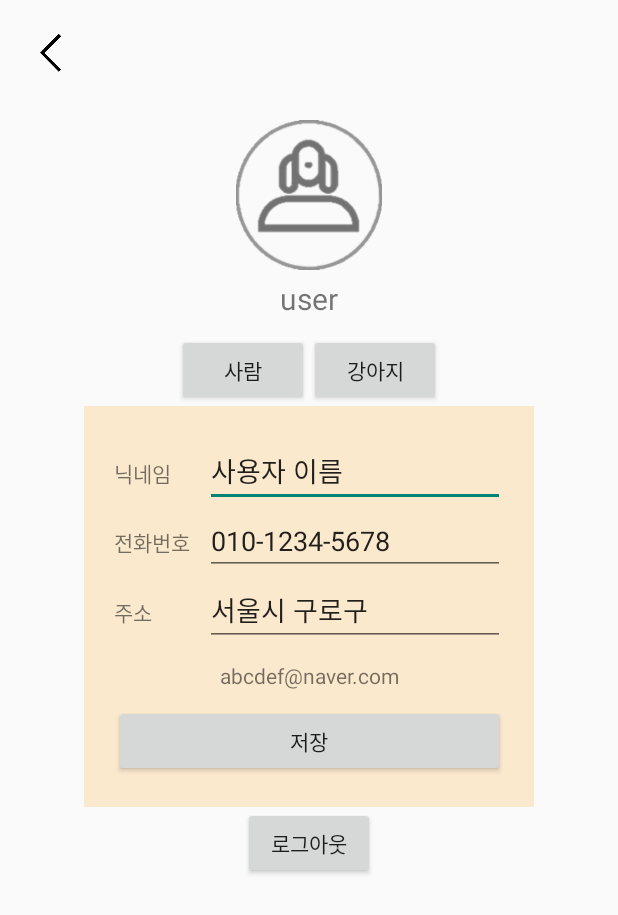
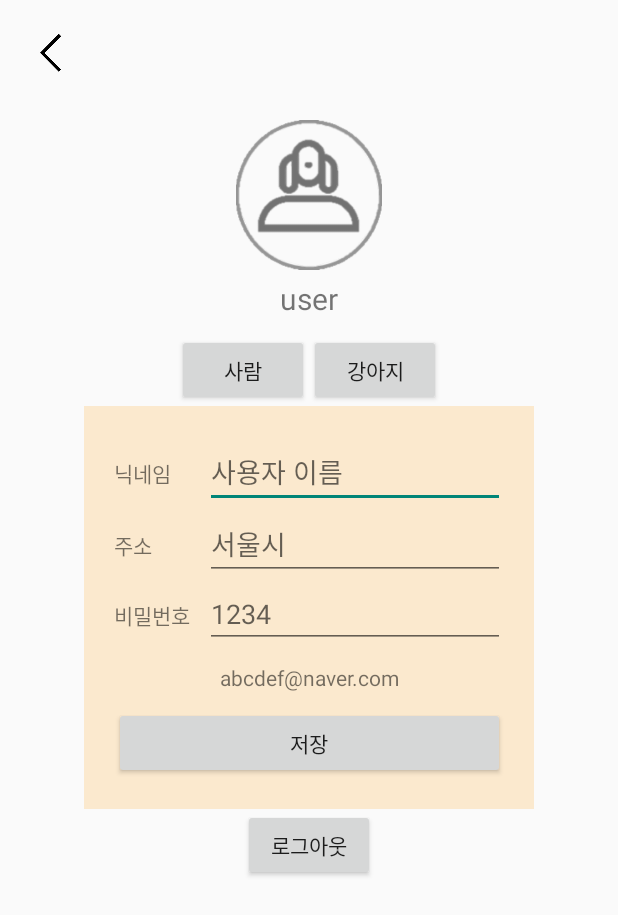
Before and after one commit to Hong-yehoon/HuanDog_V02, an Android app: the InfoPage screen opened directly, with no data from a screen before it, on a phone screen of 412 x 824 dp. Shown: the top 915 px of the screen. Run offline under Robolectric (Android 15) with nearby library versions, the phone set to English and light mode, and no system bars; our stand-ins replace Firebase (no records; nobody signed in at launch, a user with empty details on screens opened directly).

Commit message:
Code Update(2021.03.22)

```diff
--- a/app/src/main/AndroidManifest.xml
+++ b/app/src/main/AndroidManifest.xml
@@ -19,11 +19,9 @@
         </activity>
         <activity android:name=".MainActivity"/>
 
-        <activity android:name=".Mypage"/>
         <activity android:name=".Notice"/>
         <activity android:name=".Loginpage"/>
         <activity android:name=".Joinpage"/>
-        <activity android:name=".JoinpageDog"/>
         <activity android:name=".InfoPage"/>
         <activity android:name=".StartActivity"/>
         <activity android:name=".StartCount"/>
--- /dev/null
+++ b/app/src/main/java/com/example/huandog_v02/AutoLoginPreperence.java
@@ -0,0 +1,4 @@
+package com.example.huandog_v02;
+
+public class AutoLoginPreperence {
+}
--- a/app/src/main/java/com/example/huandog_v02/DatabaseOpenHelpr.java
+++ b/app/src/main/java/com/example/huandog_v02/DatabaseOpenHelpr.java
@@ -20,8 +20,6 @@ class DatabaseOpenHelper extends SQLiteOpenHelper {
     @Override
     public void onCreate(SQLiteDatabase db) {
         Log.i("tag","db 생성_db가 없을때만 최초로 실행함");
-        createTable(db);
-        createTabled(db);
         createTableTime(db);
     }
 
--- a/app/src/main/java/com/example/huandog_v02/HomeFrag03.java
+++ b/app/src/main/java/com/example/huandog_v02/HomeFrag03.java
@@ -2,6 +2,7 @@ package com.example.huandog_v02;
 
 import android.app.NotificationManager;
 import android.app.TimePickerDialog;
+import android.content.Context;
 import android.content.res.Resources;
 import android.database.Cursor;
 import android.database.sqlite.SQLiteDatabase;
@@ -16,6 +17,7 @@ import android.widget.ImageView;
 import android.widget.TextView;
 import android.widget.TimePicker;
 
+import androidx.annotation.NonNull;
 import androidx.annotation.RequiresApi;
 import androidx.fragment.app.Fragment;
 
@@ -52,6 +54,8 @@ public class HomeFrag03 extends Fragment {
         super.onCreate(savedInstanceState);
 
     }
+
+
 
     @RequiresApi(api = Build.VERSION_CODES.N)
     @Override
--- a/app/src/main/java/com/example/huandog_v02/InfoPage.java
+++ b/app/src/main/java/com/example/huandog_v02/InfoPage.java
@@ -1,16 +1,14 @@
 package com.example.huandog_v02;
 
+import android.app.Activity;
 import android.content.Intent;
-import android.database.Cursor;
-import android.database.sqlite.SQLiteDatabase;
+import android.content.SharedPreferences;
 import android.os.Bundle;
-import android.os.PersistableBundle;
 import android.util.Log;
 import android.view.View;
 import android.widget.Button;
 import android.widget.EditText;
 import android.widget.ImageButton;
-import android.widget.RelativeLayout;
 import android.widget.TextView;
 import android.widget.Toast;
 
@@ -26,59 +24,47 @@ import com.google.firebase.database.DatabaseReference;
 import com.google.firebase.database.FirebaseDatabase;
 import com.google.firebase.database.ValueEventListener;
 
-import java.util.HashMap;
-import java.util.Map;
-
 public class InfoPage extends AppCompatActivity {
 
     ImageButton back;
-    Button human, dog, save;
-    RelativeLayout hulayout, doglayout;
 
-    DatabaseOpenHelper dbhelper01, dbhelper02;
+    Button logoutBtn, save;
 
-    SQLiteDatabase sqlDB;
+    String name, addr, pass;
 
-    String name, addr;
-    Cursor cur;
-
-    EditText inName, inPhone, inAddr,  inDname, inSort, inAge, inNum;
+    EditText inName, inPass, inAddr;
 
     TextView inEmail;
 
-    boolean loginSession;
     String email;
 
+
     private DatabaseReference database;
+
+    SharedPreferences autoLogin;
+    SharedPreferences.Editor editor;
+
     @Override
     public void onCreate(@Nullable Bundle savedInstanceState) {
         super.onCreate(savedInstanceState);
         setContentView(R.layout.info_human);
 
-        //dbhelper01 = new DatabaseOpenHelper(InfoPage.this, DatabaseOpenHelper.table01,null,1);
-        //dbhelper02 = new DatabaseOpenHelper(InfoPage.this, DatabaseOpenHelper.table02,null,1);
-
         database = FirebaseDatabase.getInstance().getReference();
 
-
         inName = (EditText)findViewById(R.id.inName);
-        inPhone = (EditText)findViewById(R.id.inPhone);
+        inPass = (EditText)findViewById(R.id.inPass);
         inAddr = (EditText)findViewById(R.id.inAddr);
-        inDname = (EditText)findViewById(R.id.inDname);
-        inSort = (EditText)findViewById(R.id.inSort);
-        inAge = (EditText)findViewById(R.id.inAge);
         inEmail = (TextView)findViewById(R.id.inEmail);
 
         save = (Button)findViewById(R.id.saveBtn1);
+        logoutBtn = (Button)findViewById(R.id.logoutBtn);
 
         name = inName.getText().toString();
         addr = inAddr.getText().toString();
+        pass = inPass.getText().toString();
 
-        loginSession = getIntent().getBooleanExtra("LoginS",true);
         email = getIntent().getStringExtra("userEmail");
 
-
-        if(loginSession==true)
             database.child("users").child(email).addValueEventListener(new ValueEventListener() {
                 @Override
                 public void onDataChange(@NonNull DataSnapshot snapshot) {
@@ -89,77 +75,70 @@ public class InfoPage extends AppCompatActivity {
 
                         inEmail.setText(userInfo.getUserEmail());
                         inName.setText(userInfo.getUserName());
-
+                        inPass.setText(userInfo.getUserPass());
+                        inAddr.setText(userInfo.getUserAddr());
                     }
-
                 }
-
                 @Override
                 public void onCancelled(@NonNull DatabaseError error) {
 
                 }
             });
 
-        back = (ImageButton)findViewById(R.id.inBack);
-        back.setOnClickListener(new View.OnClickListener() {
+            save.setOnClickListener(new View.OnClickListener() {
                 @Override
                 public void onClick(View view) {
-                Intent intent = new Intent(getApplicationContext(),MainFragMypage02.class);
-                startActivity(intent);
 
-                finish();
-
+                    infoUpdate(email,pass,name,addr);
 
                 }
             });
 
-        human = (Button)findViewById(R.id.human);
-        dog = (Button)findViewById(R.id.dog);
-        hulayout = (RelativeLayout)findViewById(R.id.HuLayout);
-        doglayout = (RelativeLayout)findViewById(R.id.DogLayout);
-        doglayout.setVisibility(View.INVISIBLE);
-
-        if(loginSession==true){
-            save.setOnClickListener(new View.OnClickListener() {
+        logoutBtn.setOnClickListener(new View.OnClickListener() {
             @Override
             public void onClick(View view) {
 
-                    infoUpdate(email,name,addr);
+                autoLogin = getSharedPreferences("autoLogin", Activity.MODE_PRIVATE);
+                editor = autoLogin.edit();
+                editor.clear();
+                editor.commit();
+
+                Toast.makeText(getApplicationContext(),"로그아웃",Toast.LENGTH_SHORT).show();
+                onBackPressed();
+
             }
         });
-        }
 
     }
 
-   public void mOnclick (View view){
-    switch (view.getId()){
+    private void infoUpdate (String userEmail, String userPass, String userName, String userAddr ){
 
-        case R.id.human:
-            doglayout.setVisibility(View.INVISIBLE);
-            hulayout.setVisibility(View.VISIBLE);
+        User update = new User(userEmail, userPass, userName, userAddr);
+        database.child("user").child(email).setValue(update).addOnSuccessListener(new OnSuccessListener<Void>() {
+            @Override
+            public void onSuccess(Void unused) {
+                Toast.makeText(getApplicationContext(),"정보가 수정되었습니다.",Toast.LENGTH_SHORT).show();
+                inEmail.setText(email);
+                inName.setText(name);
+                inPass.setText(pass);
+                inAddr.setText(addr);
+            }
+        }).addOnFailureListener(new OnFailureListener() {
+            @Override
+            public void onFailure(@NonNull Exception e) {
+                Toast.makeText(getApplicationContext(),"다시 시도해주세요",Toast.LENGTH_SHORT).show();
+            }
+        });
 
-           /* sql = "SELECT email FROM "+ dbhelper01.table01 + " WHERE email = '"+email+"'";
-            cur = sqlDB.rawQuery(sql,null);
-            cur.moveToNext();*/
-
-            break;
-
-
-
-        case R.id.dog:
-            hulayout.setVisibility(View.INVISIBLE);
-            doglayout.setVisibility(View.VISIBLE);
-            break;
 
     }
 
+    @Override
+    protected void onPause() {
+        super.onPause();
     }
-
-    private void infoUpdate (String userEmail, String userName, String userAddr ){
-        String key = database.child("users").push().getKey();
-        User update = new User(userEmail,userName,userAddr);
-        Map<String, Object> userValues = update.getInfo();
-
-
+    @Override
+    public void onBackPressed() {
+        super.onBackPressed();
     }
 }
--- a/app/src/main/java/com/example/huandog_v02/MainActivity.java
+++ b/app/src/main/java/com/example/huandog_v02/MainActivity.java
@@ -123,4 +123,6 @@ public class MainActivity extends AppCompatActivity {
 
         start.setVisibility(View.INVISIBLE);
     }
+
+
 }
--- a/app/src/main/java/com/example/huandog_v02/StartActivity.java
+++ b/app/src/main/java/com/example/huandog_v02/StartActivity.java
@@ -50,6 +50,8 @@ public class StartActivity extends AppCompatActivity {
         setContentView(R.layout.start_activity);
 
        intent = new Intent(StartActivity.this,MainActivity.class);
+       intent.addFlags(Intent.FLAG_ACTIVITY_CLEAR_TOP);
+
         time = (TextView)findViewById(R.id.timeView);
         stop = (Button)findViewById(R.id.sStop);
 
--- a/app/src/main/java/com/example/huandog_v02/User.java
+++ b/app/src/main/java/com/example/huandog_v02/User.java
@@ -25,11 +25,7 @@ public class User {
 
    }
 
-   public User(String userEmail,String userName, String userAddr ){
-       this.userEmail = userEmail;
-       this.userName = userName;
-       this.userAddr = userAddr;
-   }
+
    public User(String userEmail, String userPass, String userName, String userAddr ){
        this.userEmail = userEmail;
        this.userPass = userPass;
--- a/app/src/main/res/layout/info_human.xml
+++ b/app/src/main/res/layout/info_human.xml
@@ -93,25 +93,7 @@
                     android:layout_marginLeft="10dp"
                     android:layout_width="200dp"
                     android:layout_height="wrap_content"
-                    android:text="사용자 이름"
-                    />
-
-            </TableRow>
-
-            <TableRow>
-                <TextView
-
-                    android:layout_width="wrap_content"
-                    android:layout_height="wrap_content"
-                    android:text="전화번호"
-
-                    />
-                <EditText
-                    android:id="@+id/inPhone"
-                    android:layout_width="200dp"
-                    android:layout_height="wrap_content"
-                    android:text="010-1234-5678"
-                    android:layout_marginLeft="10dp"
+                    android:hint="사용자 이름"
                     />
 
             </TableRow>
@@ -128,11 +110,31 @@
                     android:id="@+id/inAddr"
                     android:layout_width="200dp"
                     android:layout_height="wrap_content"
-                    android:text="서울시 구로구 "
+                    android:hint="서울시"
                     android:layout_marginLeft="10dp"
                     />
 
             </TableRow>
+
+            <TableRow>
+                <TextView
+
+                    android:layout_width="wrap_content"
+                    android:layout_height="wrap_content"
+                    android:text="비밀번호"
+
+                    />
+                <EditText
+                    android:id="@+id/inPass"
+                    android:layout_width="200dp"
+                    android:layout_height="wrap_content"
+                    android:inputType="textPassword"
+                    android:hint="1234"
+                    android:layout_marginLeft="10dp"
+                    />
+
+            </TableRow>
+
             <TableRow>
                 <TextView
                     android:id="@+id/inEmail"
@@ -163,97 +165,7 @@
 
     </RelativeLayout>
 
-        <RelativeLayout
-            android:id="@+id/DogLayout"
-            android:layout_width="300dp"
-            android:layout_height="wrap_content"
-            android:layout_gravity="center"
-            android:padding="20dp"
 
-            >
-
-            <TableLayout
-                android:layout_width="wrap_content"
-                android:layout_height="wrap_content"
-                >
-
-                <TableRow>
-                    <TextView
-                        android:layout_width="wrap_content"
-                        android:layout_height="wrap_content"
-                        android:text="이름"
-                        />
-                    <EditText
-                        android:id="@+id/inDname"
-                        android:layout_marginLeft="10dp"
-                        android:layout_width="200dp"
-                        android:layout_height="wrap_content"
-                        android:text="강아지 이름"
-                        />
-
-                </TableRow>
-
-                <TableRow>
-                    <TextView
-                        android:layout_width="wrap_content"
-                        android:layout_height="wrap_content"
-                        android:text="나이"
-
-                        />
-                    <EditText
-                        android:id="@+id/inAge"
-                        android:layout_width="200dp"
-                        android:layout_height="wrap_content"
-                        android:text="8"
-                        android:layout_marginLeft="10dp"
-                        />
-
-                </TableRow>
-
-                <TableRow>
-                    <TextView
-                        android:layout_width="wrap_content"
-                        android:layout_height="wrap_content"
-                        android:text="강아지 종"
-
-                        />
-                    <EditText
-                        android:id="@+id/inSort"
-                        android:layout_width="200dp"
-                        android:layout_height="wrap_content"
-                        android:text="말티즈"
-                        android:layout_marginLeft="10dp"
-                        />
-
-                </TableRow>
-                <TableRow>
-                    <TextView
-                        android:id="@+id/inNum"
-                        android:layout_width="wrap_content"
-                        android:layout_height="wrap_content"
-                        android:text="12500001234"
-                        android:layout_span="2"
-                        android:layout_marginTop="10dp"
-                        android:gravity="center"
-                        />
-
-
-                </TableRow>
-                <TableRow>
-                    <Button
-                        android:layout_marginTop="10dp"
-                        android:layout_width="20dp"
-                        android:layout_height="wrap_content"
-                        android:text="저장"
-                        android:layout_span="2"
-
-                        />
-
-                </TableRow>
-
-            </TableLayout>
-
-        </RelativeLayout>
     </RelativeLayout>
     <Button
         android:id="@+id/logoutBtn"
```
Also changed, not shown: app/src/main/java/com/example/huandog_v02/CustomAdapter01.java (+6 -13 lines), app/src/main/java/com/example/huandog_v02/HomeFrag04.java (+6 -39 lines), app/src/main/java/com/example/huandog_v02/Joinpage.java (+3 -35 lines), app/src/main/java/com/example/huandog_v02/JoinpageDog.java (deleted, +0 -134 lines), app/src/main/java/com/example/huandog_v02/Loginpage.java (+32 -42 lines), app/src/main/java/com/example/huandog_v02/MainFragMypage02.java (+95 -5 lines), app/src/main/java/com/example/huandog_v02/Mypage.java (+0 -11 lines), app/src/main/res/layout/delete_dialog.xml (added, +39 -0 lines). Lines whose indentation alone changed are shown as unchanged.
